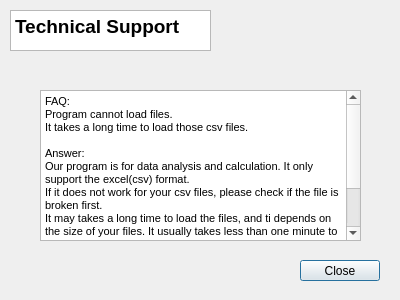
First picture: the form in src/tech_support.ui, repository dnewell/AcuitySTAR-Dashboard, before the edit.
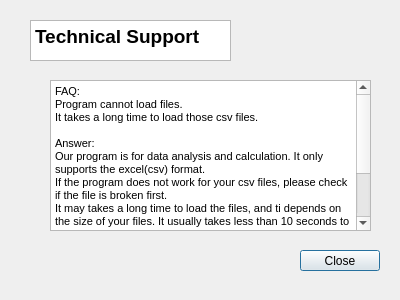
Second picture: the form after the edit.

Patch:
```diff
--- a/src/tech_support.ui
+++ b/src/tech_support.ui
@@ -16,8 +16,8 @@
   <widget class="QTextBrowser" name="textBrowser">
    <property name="geometry">
     <rect>
-     <x>10</x>
-     <y>10</y>
+     <x>30</x>
+     <y>20</y>
      <width>201</width>
      <height>41</height>
     </rect>
@@ -34,7 +34,7 @@
    <property name="geometry">
     <rect>
      <x>300</x>
-     <y>260</y>
+     <y>250</y>
      <width>80</width>
      <height>21</height>
     </rect>
@@ -59,8 +59,8 @@
     <widget class="QTextBrowser" name="textBrowser_2">
      <property name="geometry">
       <rect>
-       <x>20</x>
-       <y>30</y>
+       <x>30</x>
+       <y>20</y>
        <width>321</width>
        <height>151</height>
       </rect>
@@ -75,11 +75,11 @@
 &lt;p style=&quot; margin-top:0px; margin-bottom:0px; margin-left:0px; margin-right:0px; -qt-block-indent:0; text-indent:0px;&quot;&gt;It takes a long time to load those csv files. &lt;/p&gt;
 &lt;p style=&quot;-qt-paragraph-type:empty; margin-top:0px; margin-bottom:0px; margin-left:0px; margin-right:0px; -qt-block-indent:0; text-indent:0px;&quot;&gt;&lt;br /&gt;&lt;/p&gt;
 &lt;p style=&quot; margin-top:0px; margin-bottom:0px; margin-left:0px; margin-right:0px; -qt-block-indent:0; text-indent:0px;&quot;&gt;Answer:&lt;/p&gt;
-&lt;p style=&quot; margin-top:0px; margin-bottom:0px; margin-left:0px; margin-right:0px; -qt-block-indent:0; text-indent:0px;&quot;&gt;Our program is for data analysis and calculation. It only support the excel(csv) format.&lt;/p&gt;
-&lt;p style=&quot; margin-top:0px; margin-bottom:0px; margin-left:0px; margin-right:0px; -qt-block-indent:0; text-indent:0px;&quot;&gt;If it does not work for your csv files, please check if the file is broken first. &lt;/p&gt;
-&lt;p style=&quot; margin-top:0px; margin-bottom:0px; margin-left:0px; margin-right:0px; -qt-block-indent:0; text-indent:0px;&quot;&gt;It may takes a long time to load the files, and ti depends on the size of your files. It usually takes less than one minute to load.&lt;/p&gt;
+&lt;p style=&quot; margin-top:0px; margin-bottom:0px; margin-left:0px; margin-right:0px; -qt-block-indent:0; text-indent:0px;&quot;&gt;Our program is for data analysis and calculation. It only supports the excel(csv) format.&lt;/p&gt;
+&lt;p style=&quot; margin-top:0px; margin-bottom:0px; margin-left:0px; margin-right:0px; -qt-block-indent:0; text-indent:0px;&quot;&gt;If the program does not work for your csv files, please check if the file is broken first. &lt;/p&gt;
+&lt;p style=&quot; margin-top:0px; margin-bottom:0px; margin-left:0px; margin-right:0px; -qt-block-indent:0; text-indent:0px;&quot;&gt;It may takes a long time to load the files, and ti depends on the size of your files. It usually takes less than 10 seconds to load.&lt;/p&gt;
 &lt;p style=&quot;-qt-paragraph-type:empty; margin-top:0px; margin-bottom:0px; margin-left:0px; margin-right:0px; -qt-block-indent:0; text-indent:0px;&quot;&gt;&lt;br /&gt;&lt;/p&gt;
-&lt;p style=&quot; margin-top:0px; margin-bottom:0px; margin-left:0px; margin-right:0px; -qt-block-indent:0; text-indent:0px;&quot;&gt;If you still have some confusion and want to connect us, please go toour website  &amp;quot;https://www.google.ca&amp;quot;. You can also connect us by sending message to &amp;quot;.......@...ca&amp;quot;.&lt;/p&gt;&lt;/body&gt;&lt;/html&gt;</string>
+&lt;p style=&quot; margin-top:0px; margin-bottom:0px; margin-left:0px; margin-right:0px; -qt-block-indent:0; text-indent:0px;&quot;&gt;If you still have some confusion and want to connect us, please go to our website  &amp;quot;http://canteloupe.s3-website-us-east-1.amazonaws.com/help.html&amp;quot;. You can also connect us by sending message to &amp;quot;cantaloupe3307@gmail.com&amp;quot;.&lt;/p&gt;&lt;/body&gt;&lt;/html&gt;</string>
      </property>
     </widget>
    </widget>
```
